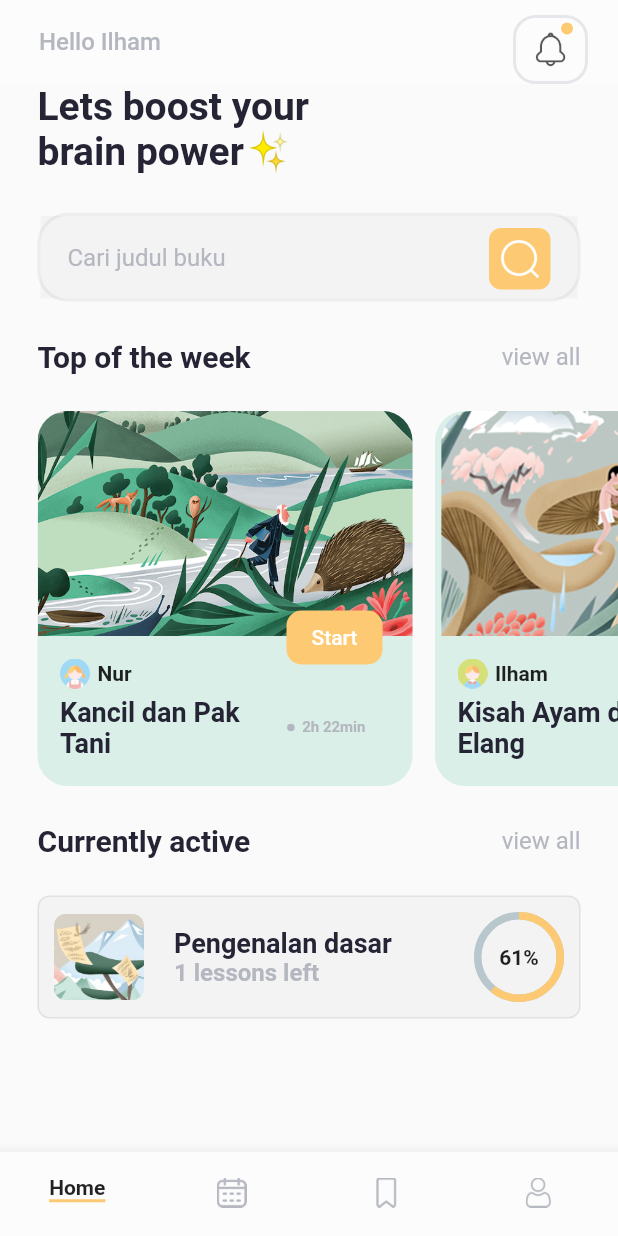
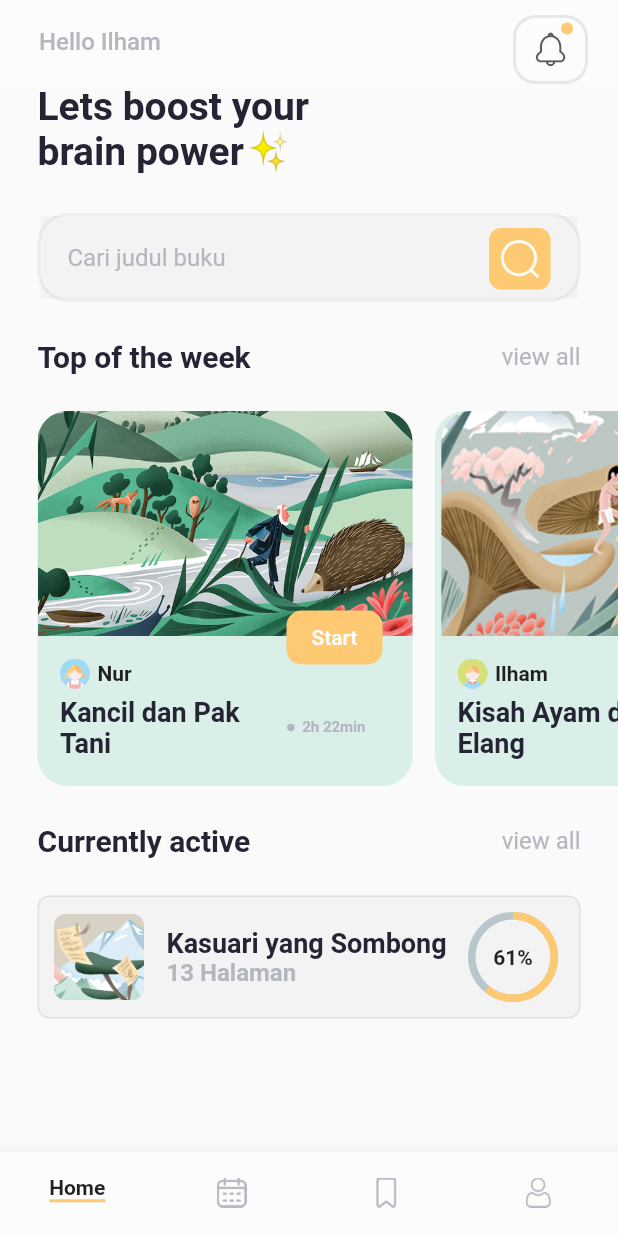
Before and after one commit to VPIlham/flutter-ui-belajar-buku, a Flutter app: the screen it shows after launch, on a phone screen of 412 x 824 dp. Run offline on Flutter 3.47's test engine with Material 2 defaults, Android fonts, the phone set to English and light mode, and no system bars; drawn by our look-alikes of percent_indicator.

Commit message:
update fix redaksional

```diff
--- a/lib/screens/home/widget/active_course.dart
+++ b/lib/screens/home/widget/active_course.dart
@@ -23,35 +23,43 @@ class ActiveCourse extends StatelessWidget {
             child: Row(
               mainAxisAlignment: MainAxisAlignment.spaceBetween,
               children: [
-                Row(
+                Expanded(
+                  flex: 4,
+                  child: Row(
                     children: [
                       ClipRRect(
                           borderRadius: BorderRadius.circular(8),
                           child: Image.asset('assets/images/progress.png',
                               width: 60)),
-                    SizedBox(width: 20),
-                    Column(
+                      SizedBox(width: 15),
+                      Expanded(
+                        flex: 6,
+                        child: Column(
                           crossAxisAlignment: CrossAxisAlignment.start,
                           children: [
                             Text(
-                          'Pengenalan dasar',
+                              'Kasuari yang Sombong',
                               style: TextStyle(
                                   fontSize: 18,
                                   fontWeight: FontWeight.bold,
                                   color: kFont),
                             ),
                             Text(
-                          '1 lessons left',
+                              '13 Halaman',
                               style: TextStyle(
                                   fontSize: 16,
                                   fontWeight: FontWeight.bold,
                                   color: kFontLight),
                             )
                           ],
-                    )
+                        ),
+                      ),
                     ],
                   ),
-                CircularPercentIndicator(
+                ),
+                Expanded(
+                  flex: 1,
+                  child: CircularPercentIndicator(
                     radius: 60.0,
                     lineWidth: 5.0,
                     percent: 0.61,
@@ -61,6 +69,7 @@ class ActiveCourse extends StatelessWidget {
                     ),
                     progressColor: kAccent,
                   ),
+                ),
               ],
             ),
           )
```
Lines whose indentation alone changed are shown as unchanged.
